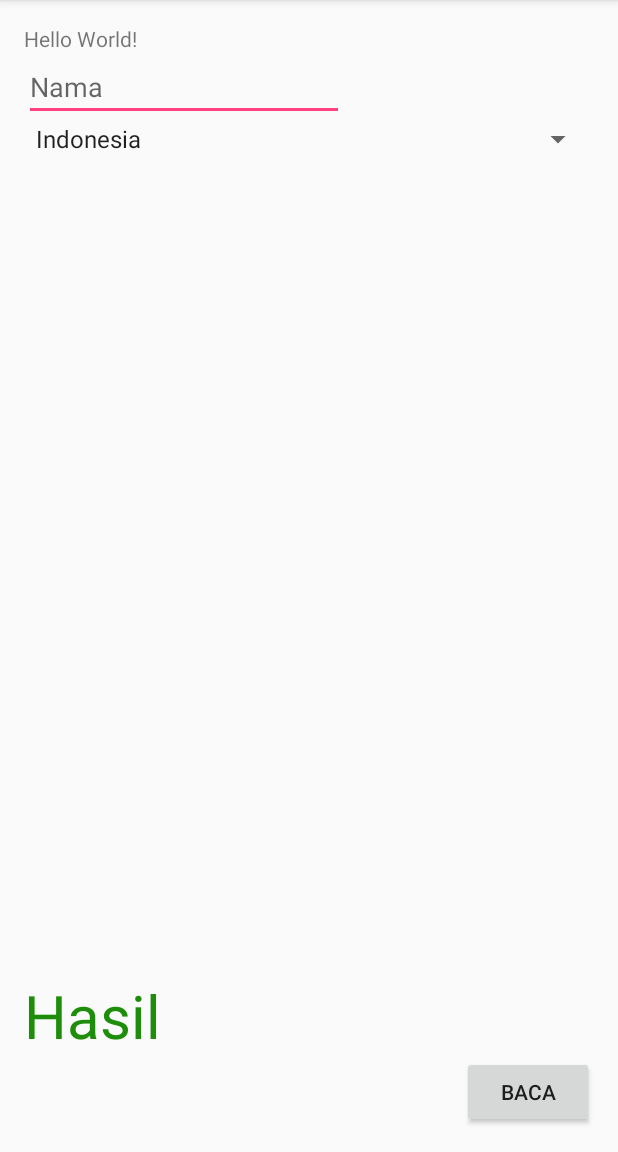
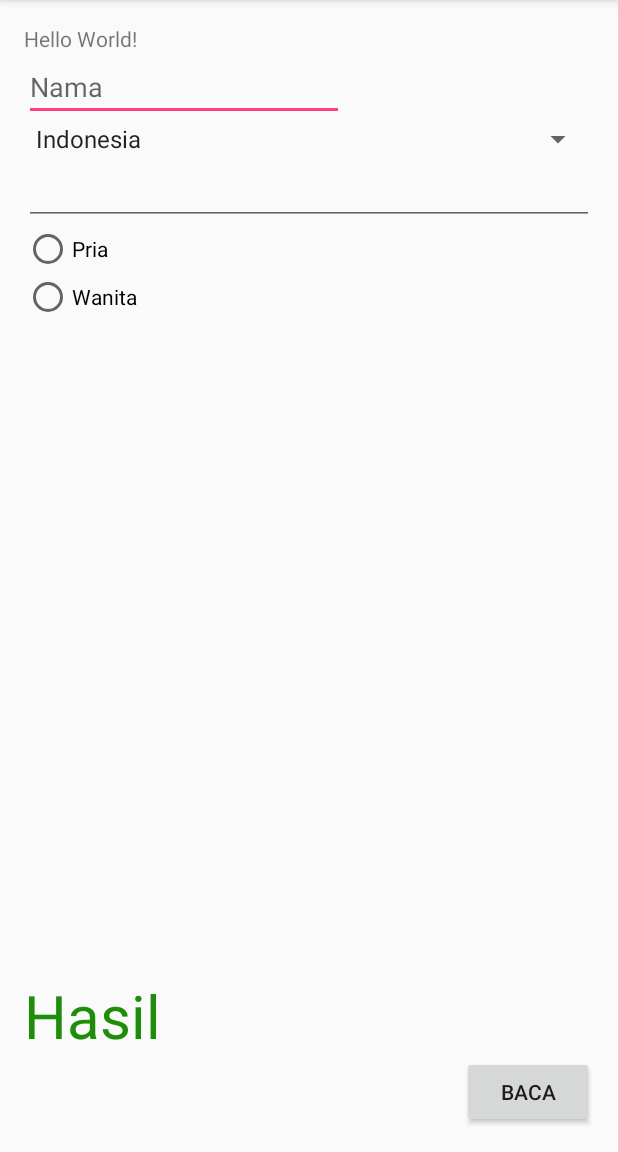
Before and after one commit to jatisari/LearnView, an Android app: the screen it shows after launch (MainActivity), on a phone screen of 412 x 824 dp, the part 84-1236 px from its top. Run offline under Robolectric (Android 15) with nearby library versions, the phone set to English and light mode, and no system bars.

```diff
--- a/app/src/main/res/layout/activity_main.xml
+++ b/app/src/main/res/layout/activity_main.xml
@@ -54,4 +54,33 @@
         android:layout_alignParentStart="true"
         android:id="@+id/spinnerCourse" />
 
+    <AutoCompleteTextView
+        android:text=""
+        android:layout_width="match_parent"
+        android:layout_height="wrap_content"
+        android:layout_below="@+id/spinnerCourse"
+        android:layout_alignParentLeft="true"
+        android:layout_alignParentStart="true"
+        android:id="@+id/autoCompleteTextViewKota" />
+
+    <RadioGroup
+        android:id="@+id/radioGroupGender"
+        android:layout_width="wrap_content"
+        android:layout_height="wrap_content"
+        android:layout_below="@+id/autoCompleteTextViewKota"
+       >
+
+        <RadioButton
+            android:text="Pria"
+            android:layout_width="wrap_content"
+            android:layout_height="wrap_content"
+            android:id="@+id/radioButtonPria" />
+
+        <RadioButton
+            android:text="Wanita"
+            android:layout_width="wrap_content"
+            android:layout_height="wrap_content"
+            android:id="@+id/radioButtonWanita" />
+    </RadioGroup>
+
 </RelativeLayout>
```
